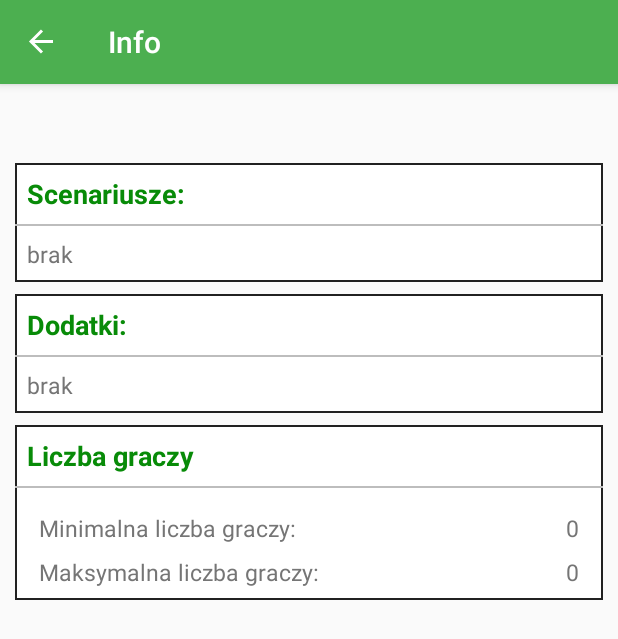
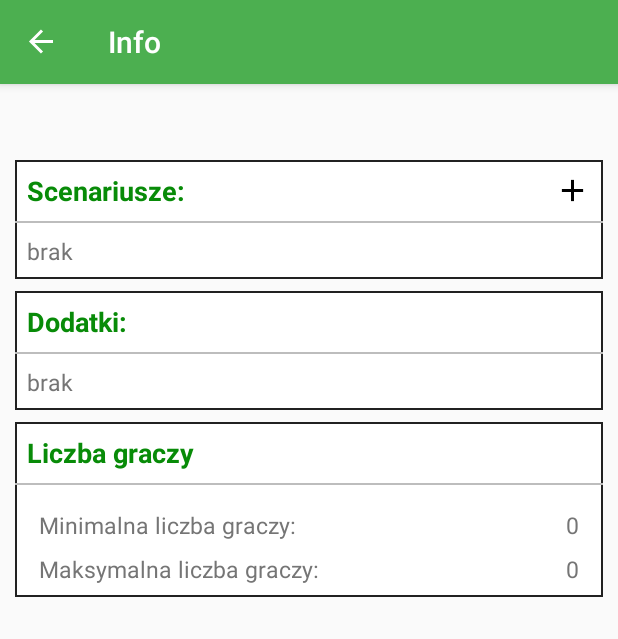
Before and after one commit to trediraz/BoardGameTrackerApp, an Android app: the GameInfoFragment screen opened through its navigation route, on a phone screen of 412 x 824 dp. Shown: the top 639 px of the screen. Run offline under Robolectric (Android 15) with nearby library versions, the phone set to English and light mode, and no system bars; our stand-ins replace Room's generated code, navigation-ui; 2 statements that could not run were skipped.

Commit message:
Add adding scenarios from gameInfoFragment

```diff
--- a/app/src/main/java/com/trediraz/myapplication/Game/GameInfoFragment.java
+++ b/app/src/main/java/com/trediraz/myapplication/Game/GameInfoFragment.java
@@ -1,11 +1,14 @@
 package com.trediraz.myapplication.Game;
 
+import android.app.AlertDialog;
 import android.os.Bundle;
 import android.view.LayoutInflater;
 import android.view.View;
 import android.view.ViewGroup;
+import android.widget.ImageView;
 import android.widget.LinearLayout;
 import android.widget.TextView;
+import android.widget.Toast;
 
 import androidx.annotation.NonNull;
 import androidx.annotation.Nullable;
@@ -21,6 +24,11 @@ import java.util.List;
 import java.util.Objects;
 
 public class GameInfoFragment extends Fragment {
+
+    private LinearLayout mScenariosView;
+    private List<Scenario> mScenarios;
+    private List<Expansion> mExpansions;
+    private Game mGame;
 
     public GameInfoFragment() {
     }
@@ -39,25 +47,33 @@ public class GameInfoFragment extends Fragment {
         String gameName = GameInfoFragmentArgs.fromBundle(Objects.requireNonNull(getArguments())).getGameName();
         gameNameView.setText(gameName);
 
-        List<Scenario> scenarios = MainActivity.mBoardGameDao.getScenariosByGameName(gameName);
-        List<Expansion> expansions = MainActivity.mBoardGameDao.getExpansionsByGameName(gameName);
+        mScenarios = MainActivity.mBoardGameDao.getScenariosByGameName(gameName);
+        mExpansions = MainActivity.mBoardGameDao.getExpansionsByGameName(gameName);
 
-        Game game = MainActivity.mBoardGameDao.getGameByName(gameName);
+        mGame = MainActivity.mBoardGameDao.getGameByName(gameName);
 
-        int min = game.min_number_of_players;
-        int max = game.max_number_of_players;
+        int min = mGame.min_number_of_players;
+        int max = mGame.max_number_of_players;
 
 
-        setGameTypeView(scenarios);
-        setScenarioView(scenarios);
-        setExpansionView(expansions);
+        setGameTypeView();
+        setScenarioView();
+        setExpansionView();
         setPlayerNumberView(min, max);
+
+        ImageView addScenario = getView().findViewById(R.id.add_scenario_button);
+        addScenario.setOnClickListener(new View.OnClickListener() {
+            @Override
+            public void onClick(View view) {
+                showAddScenarioDialog();
+            }
+        });
     }
 
-    private void setGameTypeView(List<Scenario> scenarios) {
+    private void setGameTypeView() {
         TextView gameTypeView = Objects.requireNonNull(getView()).findViewById(R.id.game_type_text);
         String gameType = null;
-        for (Scenario scenario : scenarios) {
+        for (Scenario scenario : mScenarios) {
             if(scenario.name.equals(Scenario.DEFAULT_NAME)) {
                 gameType = scenario.type;
                 break;
@@ -73,37 +89,41 @@ public class GameInfoFragment extends Fragment {
 
     }
 
-    private void setScenarioView(List<Scenario> scenarios) {
-        LinearLayout scenarioViews = Objects.requireNonNull(getView()).findViewById(R.id.scenarios);
-
-        for (Scenario scenario : scenarios) {
+    private void setScenarioView() {
+        mScenariosView = Objects.requireNonNull(getView()).findViewById(R.id.scenarios);
+        for (Scenario scenario : mScenarios) {
             if(!scenario.name.equals(Scenario.DEFAULT_NAME)) {
                 ScenarioView scenarioView = new ScenarioView(getContext(),scenario);
-                scenarioViews.addView(scenarioView);
+                mScenariosView.addView(scenarioView);
            }
         }
-        setNoItemText(scenarioViews);
-    }
-
-    private void setNoItemText(LinearLayout layout) {
-        if(layout.getChildCount() == 0){
-            TextView textView = new TextView(getContext());
-            textView.setText(R.string.no_item);
-            textView.setTextAppearance(R.style.SecondaryText);
-            layout.addView(textView);
+        if(mScenariosView.getChildCount() > 1) {
+            hideNoScenarioView();
         }
     }
 
-    private void setExpansionView(List<Expansion> expansions) {
+
+    private void setExpansionView() {
         LinearLayout expansionViews = Objects.requireNonNull(getView()).findViewById(R.id.expansions);
-        for (Expansion expansion : expansions) {
+        for (Expansion expansion : mExpansions) {
             TextView expansionView = new TextView(getContext());
             expansionView.setText(expansion.name);
             expansionView.setTextAppearance(R.style.PrimaryText);
             expansionViews.addView(expansionView);
         }
-        setNoItemText(expansionViews);
+        if(expansionViews.getChildCount() > 1) {
+            hideNoExpansionView();
+        }
+    }
 
+    private void hideNoScenarioView() {
+        TextView noScenarioText = Objects.requireNonNull(getView()).findViewById(R.id.no_scenario_text);
+        noScenarioText.setVisibility(View.GONE);
+    }
+
+    private void hideNoExpansionView() {
+        TextView noExpansionText = Objects.requireNonNull(getView()).findViewById(R.id.no_expansion_text);
+        noExpansionText.setVisibility(View.GONE);
     }
 
     private void setPlayerNumberView(int min, int max) {
@@ -112,4 +132,43 @@ public class GameInfoFragment extends Fragment {
         minView.setText(String.valueOf(min));
         maxView.setText(String.valueOf(max));
     }
+
+    private void showAddScenarioDialog() {
+        final AlertDialog.Builder builder = new AlertDialog.Builder(getContext(),R.style.MyDialogStyle);
+        final AddScenarioLayout asl = new AddScenarioLayout(getContext());
+        asl.hideDelete();
+        builder.setView(asl)
+                .setTitle(R.string.add_scenario_title)
+                .setNegativeButton(R.string.cancel,null)
+                .setPositiveButton("OK", null);
+
+        final AlertDialog dialog = builder.create();
+        dialog.show();
+        dialog.getButton(AlertDialog.BUTTON_POSITIVE).setOnClickListener(new View.OnClickListener() {
+            @Override
+            public void onClick(View view) {
+                for (Scenario scenario : mScenarios) {
+                    if(asl.getScenarioName().equals("")) {
+                        Toast.makeText(getContext(),R.string.empty_scenario_name,Toast.LENGTH_LONG).show();
+                        return;
+                    }
+                    if(asl.getScenarioName().equals(scenario.name)) {
+                        Toast.makeText(getContext(),R.string.duplicate_scenario_name,Toast.LENGTH_SHORT).show();
+                        return;
+                    }
+                }
+               addNewScenario(asl.getScenario());
+                dialog.dismiss();
+            }
+        });
+    }
+
+    private void addNewScenario(Scenario scenario) {
+        scenario.game_id = mGame.id;
+        MainActivity.mBoardGameDao.insertScenario(scenario);
+        mScenarios.add(scenario);
+        ScenarioView scenarioView = new ScenarioView(getContext(),scenario);
+        mScenariosView.addView(scenarioView);
+        hideNoScenarioView();
+    }
 }
--- a/app/src/main/res/layout/fragment_game_info.xml
+++ b/app/src/main/res/layout/fragment_game_info.xml
@@ -5,7 +5,9 @@
     xmlns:tools="http://schemas.android.com/tools"
     android:layout_width="match_parent"
     android:layout_height="match_parent"
-    android:padding="10dp"
+    android:paddingStart="10dp"
+    android:paddingEnd="10dp"
+    android:scrollbars="none"
     android:fillViewport="true">
 
     <LinearLayout
@@ -19,10 +21,10 @@
             android:id="@+id/game_name"
             android:layout_width="wrap_content"
             android:layout_height="wrap_content"
-            android:layout_marginEnd="8dp"
+            android:layout_marginTop="8dp"
             android:text="@string/error"
             android:textColor="@color/primary_text"
-            android:textSize="25sp" />
+            android:textSize="25sp"/>
 
         <LinearLayout
             android:id="@+id/game_type_layout"
@@ -30,6 +32,7 @@
             android:layout_height="wrap_content"
             android:orientation="horizontal"
             android:background="@drawable/border"
+            android:gravity="center_vertical"
             android:layout_marginTop="8dp">
 
             <TextView
@@ -57,12 +60,38 @@
             android:layout_marginTop="8dp"
             android:background="@drawable/border">
 
-            <TextView
-                android:id="@+id/scenario_title"
+            <androidx.constraintlayout.widget.ConstraintLayout
+                android:id="@+id/linearLayout2"
                 android:layout_width="match_parent"
-                android:layout_height="wrap_content"
-                android:text="@string/title_scenarios"
-                style="@style/TitleStyle" />
+                android:layout_height="match_parent">
+
+                <TextView
+                    android:id="@+id/scenario_title"
+                    style="@style/TitleStyle"
+                    android:layout_width="wrap_content"
+                    android:layout_height="wrap_content"
+                    android:layout_marginStart="8dp"
+                    android:layout_marginTop="8dp"
+                    android:layout_marginBottom="8dp"
+                    android:text="@string/title_scenarios"
+                    app:layout_constraintBottom_toBottomOf="parent"
+                    app:layout_constraintStart_toStartOf="parent"
+                    app:layout_constraintTop_toTopOf="parent" />
+
+                <ImageView
+                    android:id="@+id/add_scenario_button"
+                    android:layout_width="wrap_content"
+                    android:layout_height="0dp"
+                    android:layout_marginEnd="8dp"
+                    android:adjustViewBounds="true"
+                    android:contentDescription="@string/add_scenario"
+                    android:scaleType="fitCenter"
+                    app:layout_constraintBottom_toBottomOf="@+id/scenario_title"
+                    app:layout_constraintEnd_toEndOf="parent"
+                    app:layout_constraintTop_toTopOf="@+id/scenario_title"
+                    app:srcCompat="@drawable/ic_add_black" />
+
+            </androidx.constraintlayout.widget.ConstraintLayout>
 
             <View
                 android:layout_width="match_parent"
@@ -77,6 +106,13 @@
                 android:showDividers="middle"
                 android:padding="8dp"
                 android:orientation="vertical">
+
+                <TextView
+                    android:id="@+id/no_scenario_text"
+                    android:layout_width="match_parent"
+                    android:layout_height="wrap_content"
+                    android:text="@string/no_item"
+                    style="@style/SecondaryText"/>
             </LinearLayout>
 
         </LinearLayout>
@@ -109,6 +145,13 @@
                 android:showDividers="middle"
                 android:layout_width="match_parent"
                 android:layout_height="wrap_content">
+
+                <TextView
+                    android:id="@+id/no_expansion_text"
+                    android:layout_width="match_parent"
+                    android:layout_height="wrap_content"
+                    android:text="@string/no_item"
+                    style="@style/SecondaryText"/>
             </LinearLayout>
 
         </LinearLayout>
--- a/app/src/main/res/values/strings.xml
+++ b/app/src/main/res/values/strings.xml
@@ -25,7 +25,7 @@
     <string name="title_scenarios">Scenariusze:</string>
     <string name="title_expansions">Dodatki:</string>
     <string name="title_number_of_players">Liczba graczy</string>
-    <string name="duplicate_scenrio_name">Nazwa scenariusza nie może się powtarzac</string>
+    <string name="duplicate_scenario_name">Nazwa scenariusza nie może się powtarzac</string>
     <string name="duplicate_expansion_name">Nazwa dodatku nie może się powtarzać</string>
     <string name="add_player">Dodaj gracza</string>
     <string name="player_name">Nazwa gracza</string>
@@ -64,6 +64,8 @@
     <string name="cancel">Anuluj</string>
     <string name="no_item">brak</string>
     <string name="player_name_used">Gracz o takiej nazwie już istnieje</string>
+    <string name="add_scenario">Przycisk dodający scenariusz</string>
+    <string name="add_scenario_title">Dodaj scenariusz</string>
 
     <string-array name="game_types">
         <item>Versus</item>
```
Also changed, not shown: app/src/main/res/drawable/ic_add_black.png (added).
